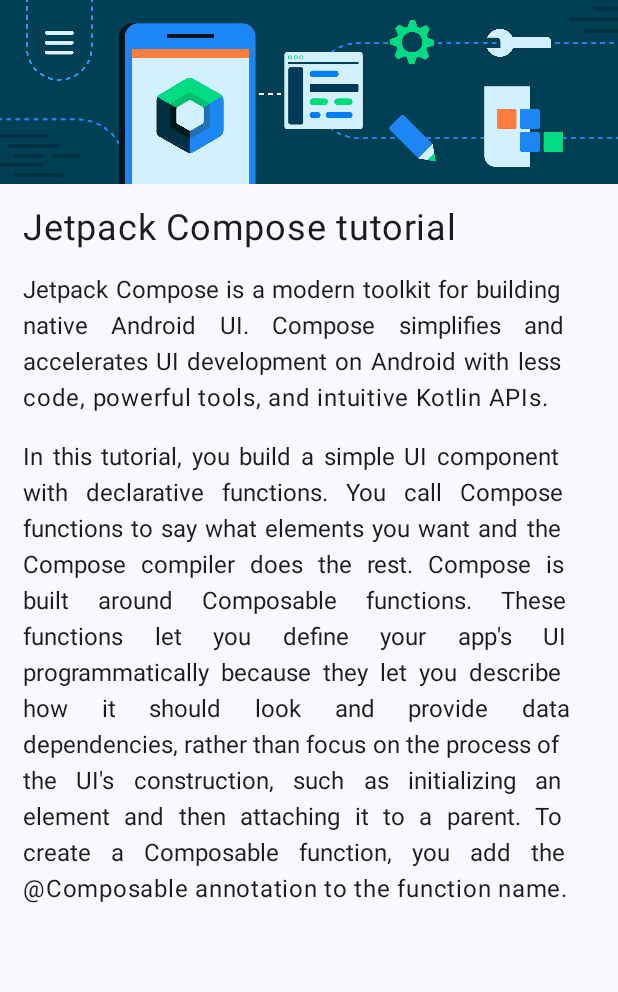
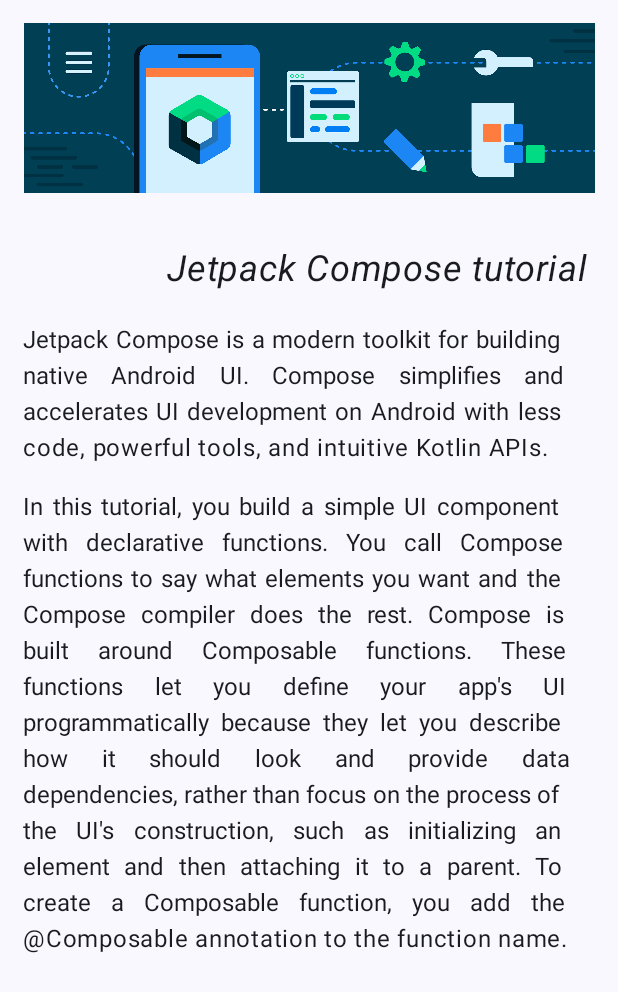
Before and after one commit to mekowalski/ComposeArticle, an Android app built with Jetpack Compose: the screen it shows after launch (MainActivity), on a phone screen of 412 x 824 dp. Shown: the top 992 px of the screen. Run offline under Robolectric (Android 15) with nearby library versions, the phone set to English and light mode, and no system bars.

Commit message:
minor modifications and display screenshot

```diff
--- a/app/src/main/java/com/example/composearticle/MainActivity.kt
+++ b/app/src/main/java/com/example/composearticle/MainActivity.kt
@@ -6,6 +6,7 @@ import androidx.activity.compose.setContent
 import androidx.compose.foundation.Image
 import androidx.compose.foundation.layout.Column
 import androidx.compose.foundation.layout.fillMaxSize
+import androidx.compose.foundation.layout.fillMaxWidth
 import androidx.compose.foundation.layout.padding
 import androidx.compose.material3.MaterialTheme
 import androidx.compose.material3.Surface
@@ -15,6 +16,7 @@ import androidx.compose.ui.Modifier
 import androidx.compose.ui.graphics.painter.Painter
 import androidx.compose.ui.res.painterResource
 import androidx.compose.ui.res.stringResource
+import androidx.compose.ui.text.font.FontStyle
 import androidx.compose.ui.text.style.TextAlign
 import androidx.compose.ui.tooling.preview.Preview
 import androidx.compose.ui.unit.dp
@@ -56,11 +58,18 @@ private fun ArticleCard(
     modifier: Modifier = Modifier,
 ) {
     Column(modifier = modifier) {
-        Image(painter = imagePainter, contentDescription = null)
+        Image(
+            painter = imagePainter,
+            contentDescription = null,
+            modifier = Modifier.padding(all = 15.dp)
+        )
         Text(
             text = title,
-            modifier = Modifier.padding(15.dp),
-            fontSize = 24.sp
+            //modifier = Modifier.padding(15.dp)
+            modifier = Modifier.fillMaxWidth() .padding(21.dp),
+            fontSize = 24.sp,
+            fontStyle = FontStyle.Italic,
+            textAlign = TextAlign.End
         )
         Text(
             text = summary,
```
Also changed, not shown: 1 other file.
